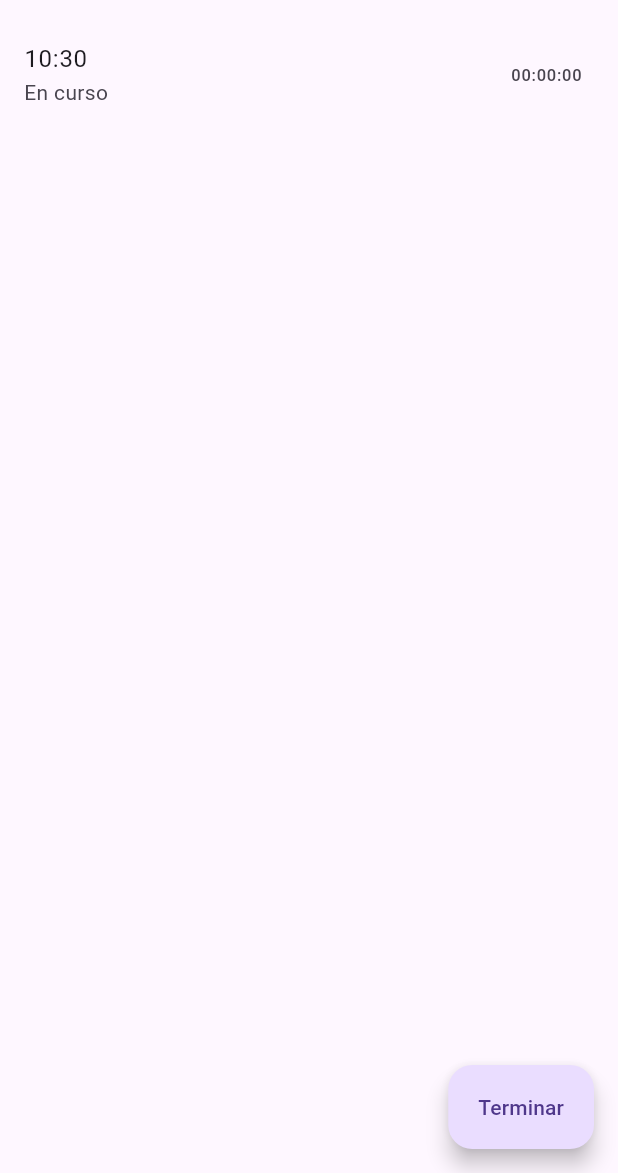
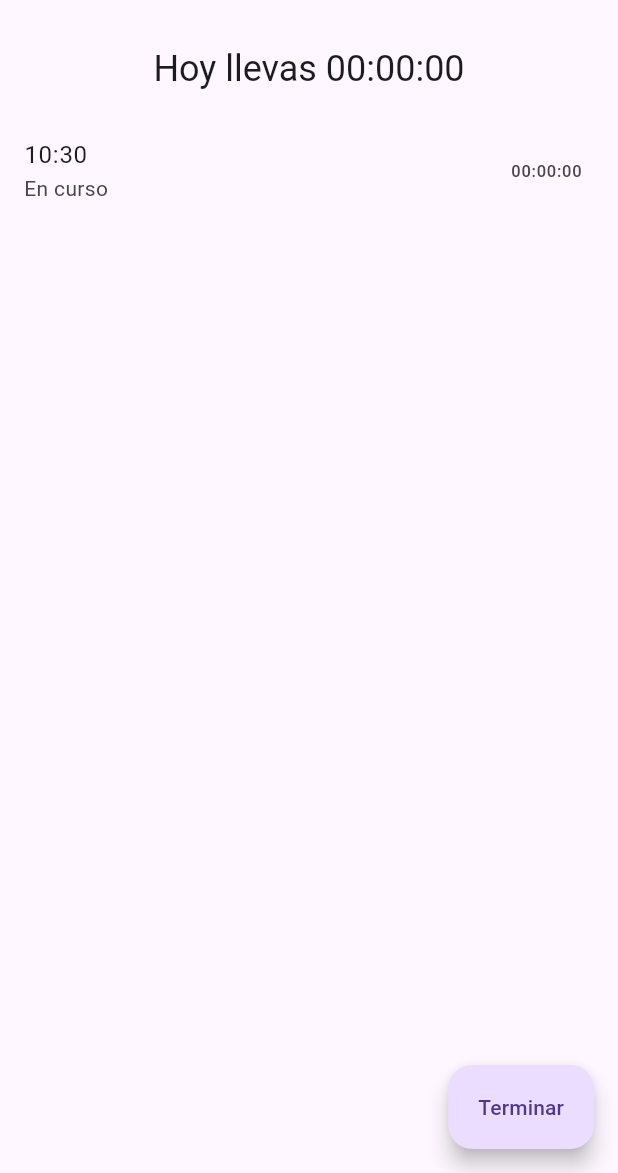
Before and after one commit to brais-A/sistema_fichajes, a Flutter app: the screen it shows after launch, after a tap on "Entrar", on a phone screen of 412 x 824 dp, the part 63-1236 px from its top. Run offline on Flutter 3.47's test engine with Material 3 defaults, Android fonts, the phone set to English and light mode, and no system bars.

Commit message:
Añade el total de horas de hoy y comentarios

```diff
--- a/lib/models/Fichaje.dart
+++ b/lib/models/Fichaje.dart
@@ -1,14 +1,25 @@
+///El fichaje representa el tramo de entrada y de salida, no de un dia entero
 class Fichaje {
   final DateTime entrada;
+
+  ///Salida siempre es null mientras el fichaje está en curso,ke rellena al fichar la salida
   DateTime? salida;
 
   Fichaje({required this.entrada, this.salida});
 
+  ///Si aun no se ha fichado la salida, cuenta hasta aquí
   Duration get duracion {
     final fin = salida ?? DateTime.now();
-    //Devolvemos a diferencia entre las dos horas
     return fin.difference(entrada);
   }
 
   bool get isFinished => salida != null;
+
+  ///Hay que comparar también mes y año; si no dos días de diferente mes pueden contar en el mismo día
+  bool get esDeHoy {
+    final hoy = DateTime.now();
+    return entrada.day == hoy.day &&
+        entrada.month == hoy.month &&
+        entrada.year == hoy.year;
+  }
 }
--- a/lib/screen/pantalla_fichajes.dart
+++ b/lib/screen/pantalla_fichajes.dart
@@ -1,5 +1,5 @@
 import 'package:flutter/material.dart';
-import 'package:sistema_fichajes/models/Fichaje.dart';
+import 'package:sistema_fichajes/models/fichaje.dart';
 import 'package:sistema_fichajes/utils/formato.dart';
 
 class PantallaFichajes extends StatefulWidget {
@@ -12,8 +12,19 @@ class _PantallaFichajesState extends State<PantallaFichajes> {
   final List<Fichaje> _fichajes = [];
   bool get _tocaEntrar => _fichajes.isEmpty || _fichajes.last.isFinished;
 
+  Duration get _totalHoy {
+    var total = Duration.zero;
+    for (final fichaje in _fichajes) {
+      if (fichaje.esDeHoy) {
+        total += fichaje.duracion;
+      }
+    }
+    return total;
+  }
+
   void _fichar() {
     setState(() {
+      //Si toca entrar, se añade un fichaje
       if (_tocaEntrar) {
         _fichajes.add(Fichaje(entrada: DateTime.now()));
       } else {
@@ -25,13 +36,23 @@ class _PantallaFichajesState extends State<PantallaFichajes> {
   @override
   Widget build(BuildContext context) {
     return Scaffold(
-      appBar: AppBar(
-        title: const Text('Fichajes', textAlign: TextAlign.center),
+      appBar: AppBar(title: const Text('Fichajes')),
+      body: Column(
+        children: [
+          if (_fichajes.isNotEmpty)
+            Padding(
+              padding: const EdgeInsets.all(16),
+              child: Text(
+                'Hoy llevas ${formatearDuracion(_totalHoy)}',
+                style: Theme.of(context).textTheme.headlineSmall,
               ),
-      body: _fichajes.isEmpty
+            ),
+          Expanded(
+            child: _fichajes.isEmpty
                 ? const Center(
                     child: Text(
-                'Aún no hay fichajes.Pulsa el botón para añadir un fichaje.',
+                      'Aún no hay fichajes. Pulsa el botón para añadir un fichaje.',
+                      textAlign: TextAlign.center,
                     ),
                   )
                 : ListView.builder(
@@ -46,9 +67,12 @@ class _PantallaFichajesState extends State<PantallaFichajes> {
                               ? formatearHora(fichaje.salida!)
                               : 'En curso',
                         ),
-                  trailing: Text(formatearDuration(fichaje.duracion)),
+                        trailing: Text(formatearDuracion(fichaje.duracion)),
                       );
                     },
+                  ),
+          ),
+        ],
       ),
       floatingActionButton: FloatingActionButton.extended(
         label: Text(_tocaEntrar ? 'Entrar' : 'Terminar'),
--- a/lib/utils/formato.dart
+++ b/lib/utils/formato.dart
@@ -4,7 +4,7 @@ String formatearHora(DateTime fecha) {
   return '${ponerCeros(fecha.hour)}:${ponerCeros(fecha.minute)}';
 }
 
-String formatearDuration(Duration duracion) {
+String formatearDuracion(Duration duracion) {
   final segundos = duracion.inSeconds % 60;
   final minutos = duracion.inMinutes % 60;
   final horas = duracion.inHours;
```
Lines whose indentation alone changed are shown as unchanged.
